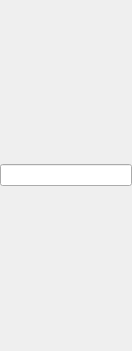
First picture: the form in scripts/Widgets/CadToolMatrix/CadToolMatrix.ui, repository qcad/qcad, before the edit.
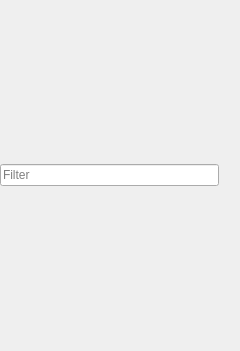
Second picture: the form after the edit. Icons and pictures are not drawn.

Commit message: update tool matrix layout

Patch:
```diff
--- a/scripts/Widgets/CadToolMatrix/CadToolMatrix.ui
+++ b/scripts/Widgets/CadToolMatrix/CadToolMatrix.ui
@@ -6,7 +6,7 @@
    <rect>
     <x>0</x>
     <y>0</y>
-    <width>132</width>
+    <width>240</width>
     <height>351</height>
    </rect>
   </property>
@@ -27,7 +27,32 @@
     <number>0</number>
    </property>
    <item>
-    <widget class="QLineEdit" name="Filter"/>
+    <layout class="QHBoxLayout" name="horizontalLayout">
+     <property name="spacing">
+      <number>2</number>
+     </property>
+     <item>
+      <widget class="QLineEdit" name="FilterEdit">
+       <property name="placeholderText">
+        <string>Filter</string>
+       </property>
+       <property name="clearButtonEnabled">
+        <bool>true</bool>
+       </property>
+      </widget>
+     </item>
+     <item>
+      <widget class="QToolButton" name="Clear">
+       <property name="styleSheet">
+        <string notr="true">border:none;</string>
+       </property>
+       <property name="icon">
+        <iconset>
+         <normaloff>Clear.svg</normaloff>Clear.svg</iconset>
+       </property>
+      </widget>
+     </item>
+    </layout>
    </item>
   </layout>
  </widget>
```
Left out of the diff: 19 changed lines with no effect on the pictures.
